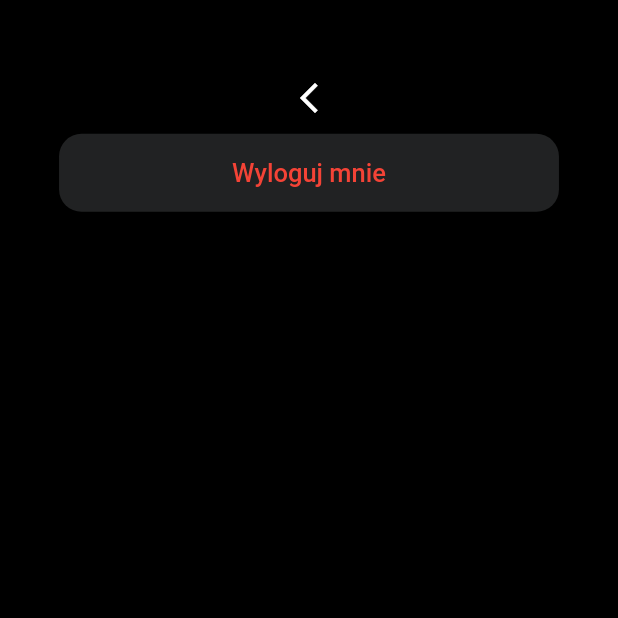
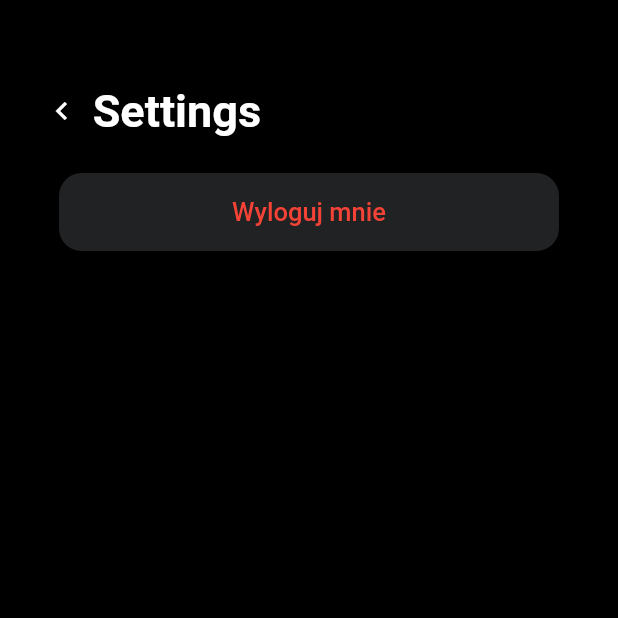
Before and after one commit to Marusiella/miastoerror, a Flutter app: the SettingsScreen screen opened by its route, on a phone screen of 412 x 824 dp, the top half of it. Run offline on Flutter 3.47's test engine with Material 2 defaults, Android fonts, the phone set to English and light mode, and no system bars; our stand-ins replace cloud_firestore, firebase_analytics, firebase_auth, firebase_core, firebase_crashlytics, firebase_database and 6 more; missing offline and left inert: flutter_osm_plugin; accounts and stored records are empty.

Commit message:
bettter settings look

```diff
--- a/lib/settings.dart
+++ b/lib/settings.dart
@@ -15,14 +15,35 @@ class SettingsScreen extends StatelessWidget {
       child: Column(
         children: [
           SizedBox(
-            height: MediaQuery.of(context).size.height * 0.05,
+            height: MediaQuery.of(context).size.height * 0.06,
           ),
-          IconButton(
-              onPressed: () => Navigator.pop(context),
-              icon: const Icon(
-                Icons.arrow_back_ios_new,
-                color: Colors.white,
-              )),
+          SizedBox(
+            width: MediaQuery.of(context).size.width * 0.9,
+            child: Row(
+              crossAxisAlignment: CrossAxisAlignment.center,
+              children: [
+                SizedBox(
+                  height: MediaQuery.of(context).size.height * 0.06,
+                  width: MediaQuery.of(context).size.width * 0.1,
+                  child: TextButton(
+                      onPressed: () => Navigator.pop(context),
+                      child: const Icon(
+                        Icons.chevron_left_sharp,
+                        color: Colors.white,
+                      )),
+                ),
+                const Text("Settings",
+                    style: TextStyle(
+                        fontSize: 30,
+                        fontWeight: FontWeight.bold,
+                        fontFamily: "Roboto",
+                        color: Colors.white)),
+              ],
+            ),
+          ),
+          SizedBox(
+            height: MediaQuery.of(context).size.height * 0.02,
+          ),
           TextButton(
               style: TextButton.styleFrom(
                   backgroundColor: const Color.fromARGB(255, 33, 34, 35),
```
